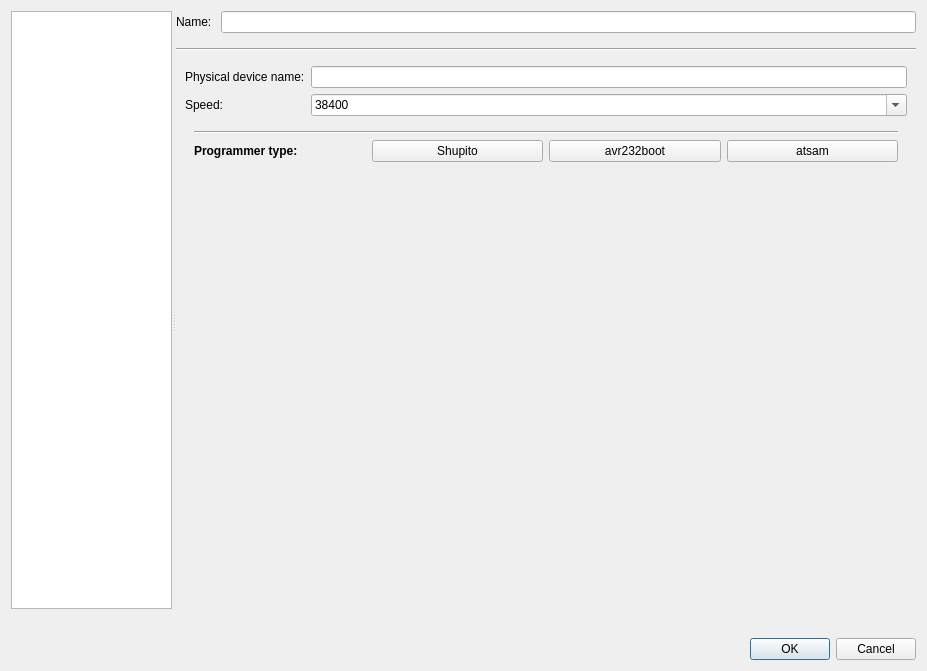
Old version of the form src/ui/chooseconnectiondlg.ui in the repository Tasssadar/Lorris.
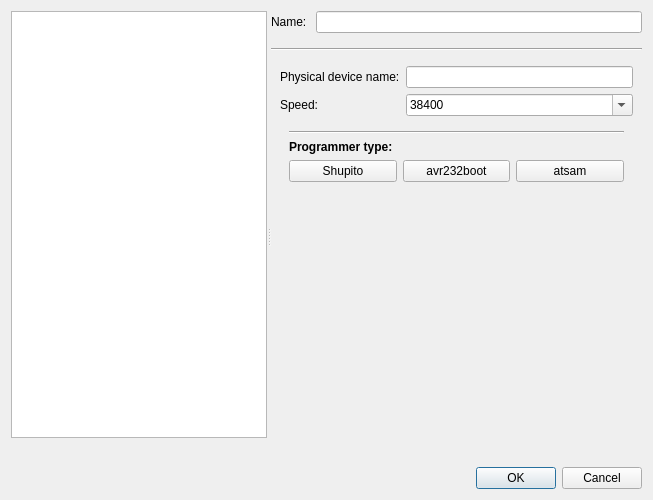
New version of the form. The open tabs and pages were chosen to show the change. Icons and pictures are not drawn.

Commit message: [725] Reorganize ChooseConnectionDlg, proper icon for atasm programmer

```diff
--- a/src/ui/chooseconnectiondlg.ui
+++ b/src/ui/chooseconnectiondlg.ui
@@ -9,8 +9,8 @@
    <rect>
     <x>0</x>
     <y>0</y>
-    <width>927</width>
-    <height>671</height>
+    <width>653</width>
+    <height>500</height>
    </rect>
   </property>
   <property name="windowTitle">
@@ -44,6 +44,12 @@
        </property>
        <item>
         <widget class="QListWidget" name="connectionsList">
+         <property name="sizePolicy">
+          <sizepolicy hsizetype="Minimum" vsizetype="Expanding">
+           <horstretch>0</horstretch>
+           <verstretch>0</verstretch>
+          </sizepolicy>
+         </property>
          <property name="contextMenuPolicy">
           <enum>Qt::ActionsContextMenu</enum>
          </property>
@@ -325,11 +331,9 @@
                </widget>
               </item>
               <item>
-               <layout class="QHBoxLayout" name="horizontalLayout_6">
-                <item>
                  <widget class="QLabel" name="label_12">
                   <property name="sizePolicy">
-                   <sizepolicy hsizetype="Preferred" vsizetype="Expanding">
+                 <sizepolicy hsizetype="Fixed" vsizetype="Expanding">
                     <horstretch>0</horstretch>
                     <verstretch>0</verstretch>
                    </sizepolicy>
@@ -341,10 +345,21 @@
 &lt;/style&gt;&lt;/head&gt;&lt;body style=&quot; font-family:'DejaVu Sans'; font-size:9pt; font-weight:400; font-style:normal;&quot;&gt;
 &lt;p style=&quot; margin-top:0px; margin-bottom:0px; margin-left:0px; margin-right:0px; -qt-block-indent:0; text-indent:0px;&quot;&gt;&lt;span style=&quot; font-weight:600;&quot;&gt;Programmer type:&lt;/span&gt;&lt;/p&gt;&lt;/body&gt;&lt;/html&gt;</string>
                   </property>
-                 </widget>
-                </item>
+                <property name="alignment">
+                 <set>Qt::AlignLeading|Qt::AlignLeft|Qt::AlignVCenter</set>
+                </property>
+               </widget>
+              </item>
+              <item>
+               <layout class="QHBoxLayout" name="horizontalLayout_6">
                 <item>
                  <widget class="QPushButton" name="progShupito">
+                  <property name="sizePolicy">
+                   <sizepolicy hsizetype="Preferred" vsizetype="Fixed">
+                    <horstretch>0</horstretch>
+                    <verstretch>0</verstretch>
+                   </sizepolicy>
+                  </property>
                   <property name="text">
                    <string>Shupito</string>
                   </property>
@@ -365,6 +380,12 @@
                 </item>
                 <item>
                  <widget class="QPushButton" name="progAVR232">
+                  <property name="sizePolicy">
+                   <sizepolicy hsizetype="Preferred" vsizetype="Fixed">
+                    <horstretch>0</horstretch>
+                    <verstretch>0</verstretch>
+                   </sizepolicy>
+                  </property>
                   <property name="text">
                    <string>avr232boot</string>
                   </property>
@@ -385,6 +406,12 @@
                 </item>
                 <item>
                  <widget class="QPushButton" name="progAtsam">
+                  <property name="sizePolicy">
+                   <sizepolicy hsizetype="Preferred" vsizetype="Fixed">
+                    <horstretch>0</horstretch>
+                    <verstretch>0</verstretch>
+                   </sizepolicy>
+                  </property>
                   <property name="text">
                    <string>atsam</string>
                   </property>
```
Left out of the diff: 4 changed lines with no effect on the pictures. Lines whose indentation alone changed are shown as unchanged. The commit also changes 2 other files.
